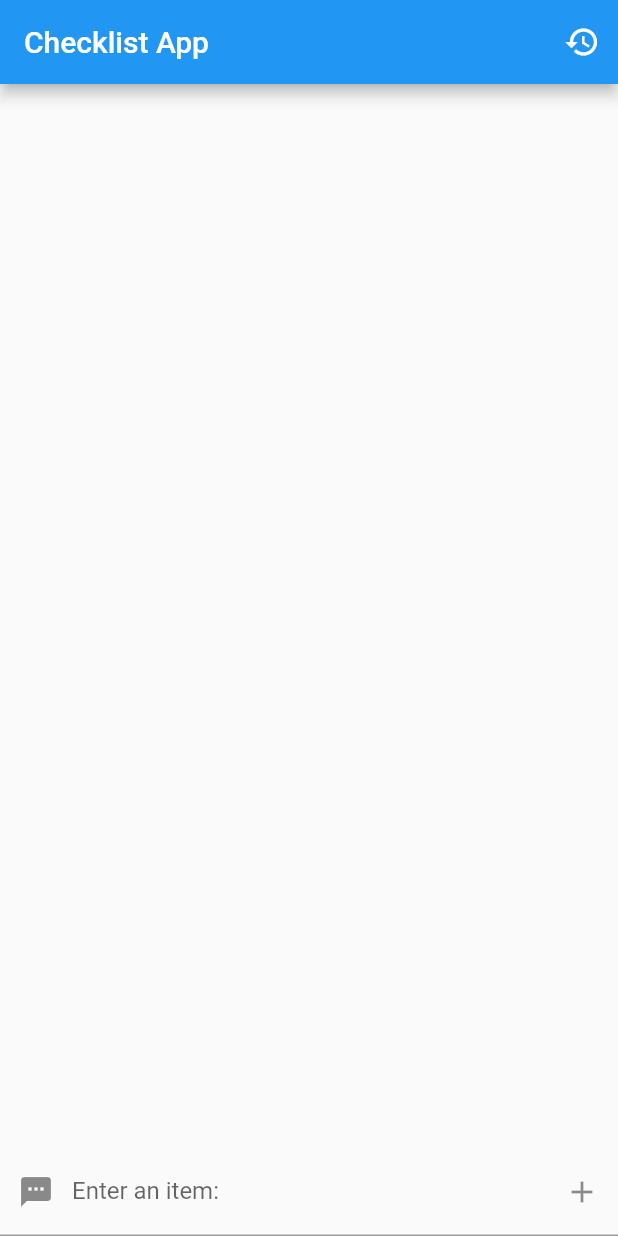
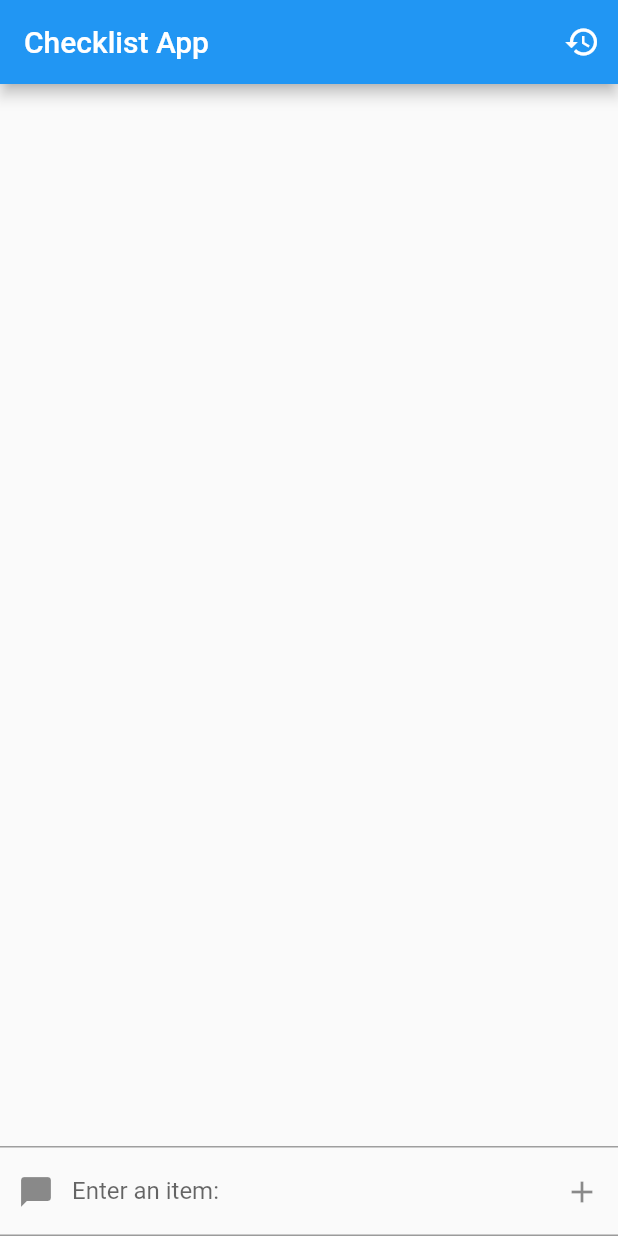
Before and after one commit to NoisNette/Checklist-App, a Flutter app: the screen it shows after launch, on a phone screen of 412 x 824 dp. Run offline on Flutter 3.47's test engine with Material 2 defaults, Android fonts, the phone set to English and light mode, and no system bars.

Commit message:
Added app logo, swiping to remove items, divider

```diff
--- a/lib/myHomePage.dart
+++ b/lib/myHomePage.dart
@@ -24,15 +24,21 @@ class _MyHomePageState extends State<MyHomePage> {
   Widget build(BuildContext context) {
     return Scaffold(
       appBar: AppBar(
-        title: Text('Checklist App'),
+        title: Tooltip(
+          message: 'Checklist App',
+          child: Text('Checklist App'),
+        ),
         actions: <Widget>[
-          IconButton(
+          Tooltip(
+            message: 'Clear items',
+            child: IconButton(
                 icon: Icon(Icons.restore),
                 onPressed: () {
                   setState(() {
                     this.items.clear();
                   });
                 }),
+          ),
         ],
       ),
       body: Column(
@@ -40,6 +46,7 @@ class _MyHomePageState extends State<MyHomePage> {
           Expanded(
             child: ItemList(this.items),
           ),
+          Divider(thickness: 1, height: 0, color: Colors.grey),
           TextInputWidget(this.newItem),
         ],
       ),
--- a/lib/textInputWidget.dart
+++ b/lib/textInputWidget.dart
@@ -27,11 +27,13 @@ class _TextInputWidgetState extends State<TextInputWidget> {
   @override
   Widget build(BuildContext context) {
     return TextField(
+      textInputAction: TextInputAction.done,
+      onSubmitted: (value) => this.click(),
       controller: this.controller,
       textCapitalization: TextCapitalization.sentences,
       decoration: InputDecoration(
-        prefixIcon: Icon(Icons.textsms),
-        labelText: 'Enter an item: ',
+        prefixIcon: Icon(Icons.chat_bubble),
+        labelText: 'Enter an item:',
         suffixIcon: IconButton(
             icon: Icon(Icons.add),
             splashColor: Colors.blue,
--- a/pubspec.yaml
+++ b/pubspec.yaml
@@ -34,6 +34,12 @@ dependencies:
 dev_dependencies:
   flutter_test:
     sdk: flutter
+  flutter_launcher_icons: "^0.7.3"
+
+flutter_icons:
+  android: true
+  ios: true
+  image_path: "checklist_logo.png"
 
 # For information on the generic Dart part of this file, see the
 # following page: https://dart.dev/tools/pub/pubspec
```
Also changed, not shown: lib/itemList.dart (+62 -7 lines), checklist_logo.png (deleted), pubspec.lock, 37 other files. Lines whose indentation alone changed are shown as unchanged.
